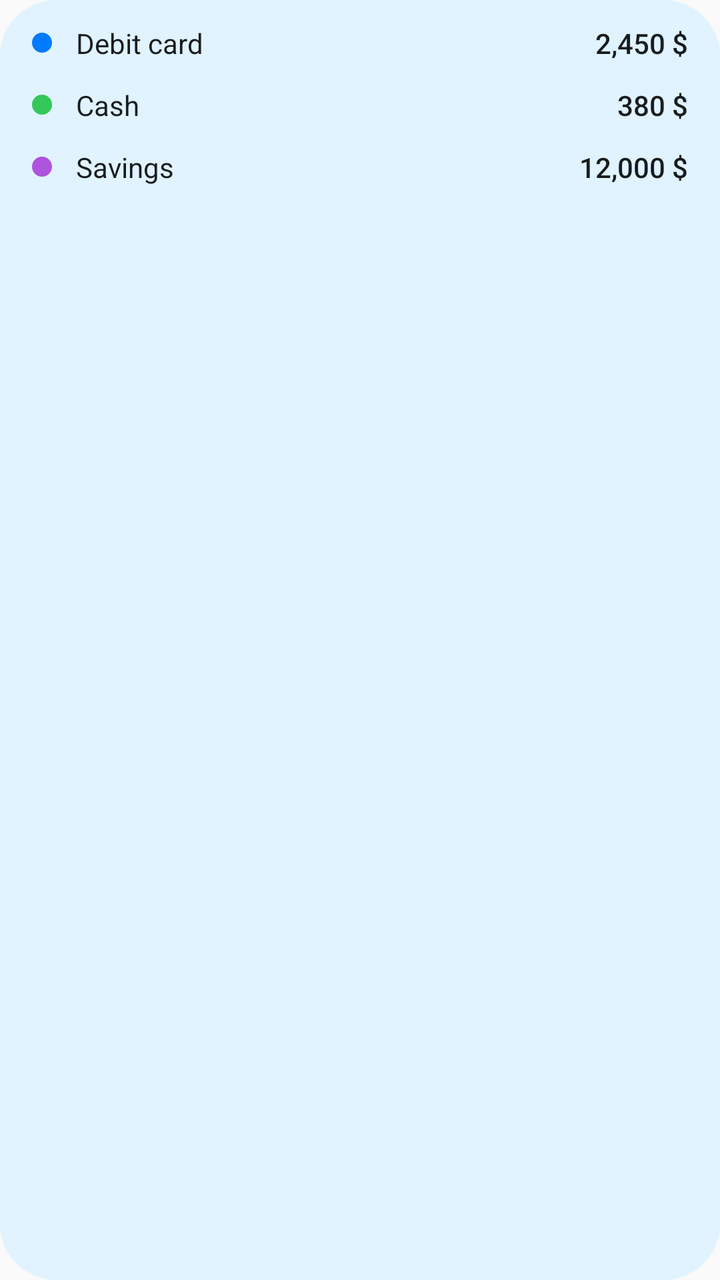
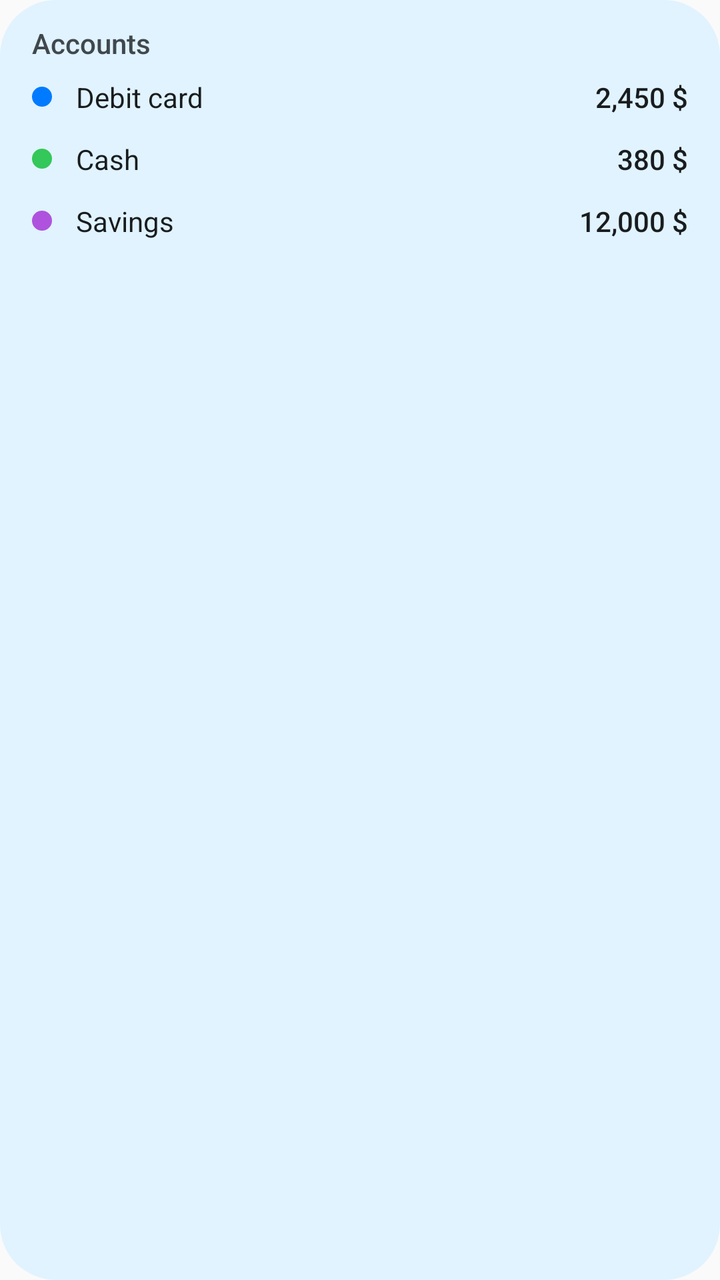

The first picture is an Android layout as it rendered before a commit; the second is the same layout after the commit. The layout source and the unified diff follow.
<!-- AndroidManifest.xml: application theme Theme.FinTrackerAndroid -->
<!-- res/layout/widget_accounts_preview.xml -->
<?xml version="1.0" encoding="utf-8"?>
<LinearLayout xmlns:android="http://schemas.android.com/apk/res/android"
    android:layout_width="match_parent"
    android:layout_height="match_parent"
    android:background="@drawable/widget_preview_background"
    android:orientation="vertical"
    android:paddingVertical="6dp">

    <LinearLayout
        android:layout_width="match_parent"
        android:layout_height="wrap_content"
        android:gravity="center_vertical"
        android:orientation="horizontal"
        android:paddingHorizontal="16dp"
        android:paddingVertical="6dp">

        <ImageView
            android:layout_width="10dp"
            android:layout_height="10dp"
            android:src="@drawable/widget_dot"
            android:tint="#FF007AFF" />

        <TextView
            android:layout_width="0dp"
            android:layout_height="wrap_content"
            android:layout_marginHorizontal="12dp"
            android:layout_weight="1"
            android:maxLines="1"
            android:text="@string/widgetSampleCard"
            android:textColor="@color/widget_preview_on_surface"
            android:textSize="14sp" />

        <TextView
            android:layout_width="wrap_content"
            android:layout_height="wrap_content"
            android:fontFamily="sans-serif-medium"
            android:text="@string/widgetSampleCardAmount"
            android:textColor="@color/widget_preview_on_surface"
            android:textSize="14sp" />
    </LinearLayout>

    <LinearLayout
        android:layout_width="match_parent"
        android:layout_height="wrap_content"
        android:gravity="center_vertical"
        android:orientation="horizontal"
        android:paddingHorizontal="16dp"
        android:paddingVertical="6dp">

        <ImageView
            android:layout_width="10dp"
            android:layout_height="10dp"
            android:src="@drawable/widget_dot"
            android:tint="#FF34C759" />

        <TextView
            android:layout_width="0dp"
            android:layout_height="wrap_content"
            android:layout_marginHorizontal="12dp"
            android:layout_weight="1"
            android:maxLines="1"
            android:text="@string/widgetSampleCash"
            android:textColor="@color/widget_preview_on_surface"
            android:textSize="14sp" />

        <TextView
            android:layout_width="wrap_content"
            android:layout_height="wrap_content"
            android:fontFamily="sans-serif-medium"
            android:text="@string/widgetSampleCashAmount"
            android:textColor="@color/widget_preview_on_surface"
            android:textSize="14sp" />
    </LinearLayout>

    <LinearLayout
        android:layout_width="match_parent"
        android:layout_height="wrap_content"
        android:gravity="center_vertical"
        android:orientation="horizontal"
        android:paddingHorizontal="16dp"
        android:paddingVertical="6dp">

        <ImageView
            android:layout_width="10dp"
            android:layout_height="10dp"
            android:src="@drawable/widget_dot"
            android:tint="#FFAF52DE" />

        <TextView
            android:layout_width="0dp"
            android:layout_height="wrap_content"
            android:layout_marginHorizontal="12dp"
            android:layout_weight="1"
            android:maxLines="1"
            android:text="@string/widgetSampleSavings"
            android:textColor="@color/widget_preview_on_surface"
            android:textSize="14sp" />

        <TextView
            android:layout_width="wrap_content"
            android:layout_height="wrap_content"
            android:fontFamily="sans-serif-medium"
            android:text="@string/widgetSampleSavingsAmount"
            android:textColor="@color/widget_preview_on_surface"
            android:textSize="14sp" />
    </LinearLayout>
</LinearLayout>
<!-- resources referenced by this layout -->
<resources>
  <color name="widget_preview_on_surface">#FF191C20</color>
  <!-- drawable widget_dot (drawable) -->
  <?xml version="1.0" encoding="utf-8"?>
  <shape xmlns:android="http://schemas.android.com/apk/res/android" android:shape="oval">
      <solid android:color="#FFFFFFFF" />
  </shape>
  <!-- drawable widget_preview_background (drawable) -->
  <?xml version="1.0" encoding="utf-8"?>
  <shape xmlns:android="http://schemas.android.com/apk/res/android">
      <solid android:color="@color/widget_preview_background" />
      <corners android:radius="16dp" />
  </shape>
  <string name="widgetSampleCard">Debit card</string>
  <string name="widgetSampleCardAmount">2,450 $</string>
  <string name="widgetSampleCash">Cash</string>
  <string name="widgetSampleCashAmount">380 $</string>
  <string name="widgetSampleSavings">Savings</string>
  <string name="widgetSampleSavingsAmount">12,000 $</string>
  <style name="Theme.FinTrackerAndroid" parent="Theme.AppCompat.DayNight.NoActionBar" />
  <color name="widget_preview_background">#FFECEEF4</color>
</resources>

<!-- the commit's change to res/layout/widget_accounts_preview.xml (unified diff, before → after) -->
@@ -5,6 +5,19 @@
     android:background="@drawable/widget_preview_background"
     android:orientation="vertical"
     android:paddingVertical="6dp">
+
+    <TextView
+        android:layout_width="match_parent"
+        android:layout_height="wrap_content"
+        android:fontFamily="sans-serif-medium"
+        android:maxLines="1"
+        android:paddingStart="16dp"
+        android:paddingTop="6dp"
+        android:paddingEnd="16dp"
+        android:paddingBottom="2dp"
+        android:text="@string/accounts"
+        android:textColor="@color/widget_preview_on_surface_variant"
+        android:textSize="14sp" />
 
     <LinearLayout
         android:layout_width="match_parent"
<!-- resource entries referenced after the edit -->
@@ -1,6 +1,7 @@
 <!-- resources referenced by this layout -->
 <resources>
   <color name="widget_preview_on_surface">#FF191C20</color>
+  <color name="widget_preview_on_surface_variant">#FF43474E</color>
   <!-- drawable widget_dot (drawable) -->
   <?xml version="1.0" encoding="utf-8"?>
   <shape xmlns:android="http://schemas.android.com/apk/res/android" android:shape="oval">
@@ -12,6 +13,7 @@
       <solid android:color="@color/widget_preview_background" />
       <corners android:radius="16dp" />
   </shape>
+  <string name="accounts">Accounts</string>
   <string name="widgetSampleCard">Debit card</string>
   <string name="widgetSampleCardAmount">2,450 $</string>
   <string name="widgetSampleCash">Cash</string>
